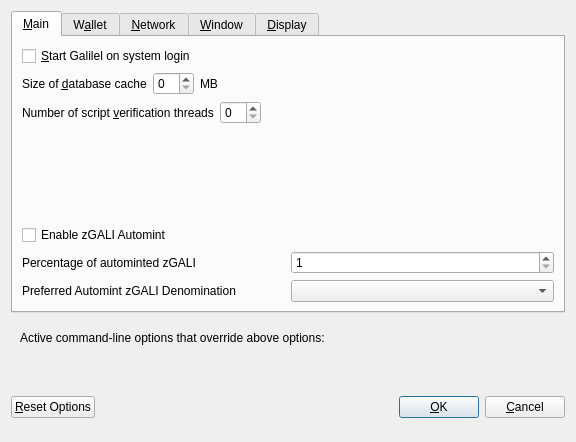
Above: src/qt/forms/optionsdialog.ui from Salvage-Ex/Salvage-old2 before the change. Below: the same form after it.
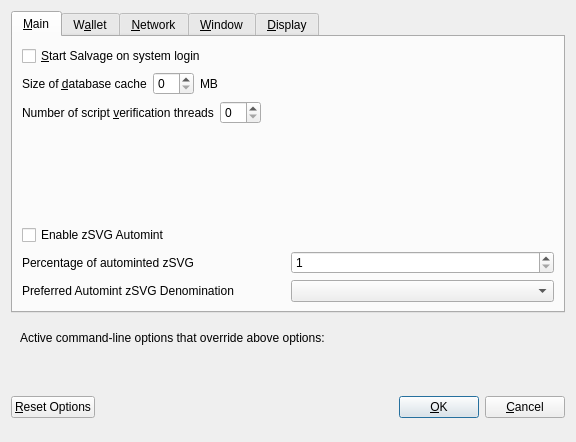
That is the form after the change. The open tabs and pages were chosen to show the change. Custom widgets are drawn as their Qt base class.

Commit message: Porting to Salvage

The edit to the form file:
```diff
--- a/src/qt/forms/optionsdialog.ui
+++ b/src/qt/forms/optionsdialog.ui
@@ -33,7 +33,7 @@
           <string>Automatically start Galilel after logging in to the system.</string>
          </property>
          <property name="text">
-          <string>&amp;Start Galilel on system login</string>
+          <string>&amp;Start Salvage on system login</string>
          </property>
         </widget>
        </item>
@@ -139,7 +139,7 @@
           <enum>Qt::LeftToRight</enum>
          </property>
          <property name="text">
-          <string>Enable zGALI Automint</string>
+          <string>Enable zSVG Automint</string>
          </property>
         </widget>
        </item>
@@ -151,7 +151,7 @@
             <string>Percentage of incoming GALI which get automatically converted to zGALI via Zerocoin Protocol (min: 10%)</string>
            </property>
            <property name="text">
-            <string>Percentage of autominted zGALI</string>
+            <string>Percentage of autominted zSVG</string>
            </property>
           </widget>
          </item>
@@ -184,7 +184,7 @@
             <string>Wait with automatic conversion to Zerocoin until enough GALI for this denomination is available</string>
            </property>
            <property name="text">
-            <string>Preferred Automint zGALI Denomination</string>
+            <string>Preferred Automint zSVG Denomination</string>
            </property>
           </widget>
          </item>
```
Left out of the diff: 18 changed lines with no effect on the pictures. The commit also changes 497 other files.
